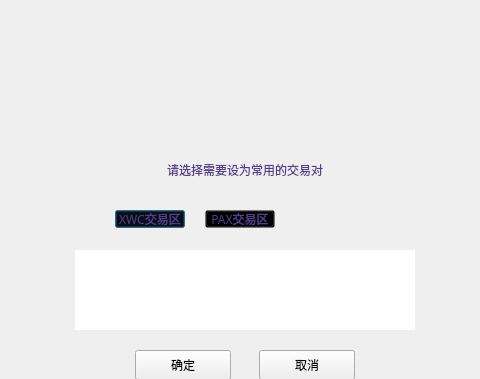
This is exchange/AddMyExchangePairsDialog.ui in Whitecoin-Owner/WhitecoinLightWallet as Qt 5 draws it before an edit; both pictures show x 235 to 715 and y 0 to 379 of the 960 by 543 pixel window. The edited form follows.
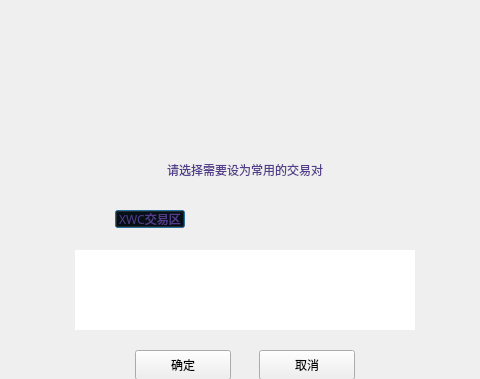
This is the edited form.

Diff of the .ui file:
```diff
--- a/exchange/AddMyExchangePairsDialog.ui
+++ b/exchange/AddMyExchangePairsDialog.ui
@@ -121,27 +121,6 @@
       <string>XWC交易区</string>
      </property>
     </widget>
-    <widget class="QPushButton" name="marketBtn3">
-     <property name="geometry">
-      <rect>
-       <x>150</x>
-       <y>70</y>
-       <width>70</width>
-       <height>18</height>
-      </rect>
-     </property>
-     <property name="cursor">
-      <cursorShape>PointingHandCursor</cursorShape>
-     </property>
-     <property name="styleSheet">
-      <string notr="true">background:transparent;
-color: rgb(83, 61, 138);
-font: 12px &quot;微软雅黑&quot;;</string>
-     </property>
-     <property name="text">
-      <string>PAX交易区</string>
-     </property>
-    </widget>
     <widget class="QScrollArea" name="scrollArea">
      <property name="geometry">
       <rect>
```
